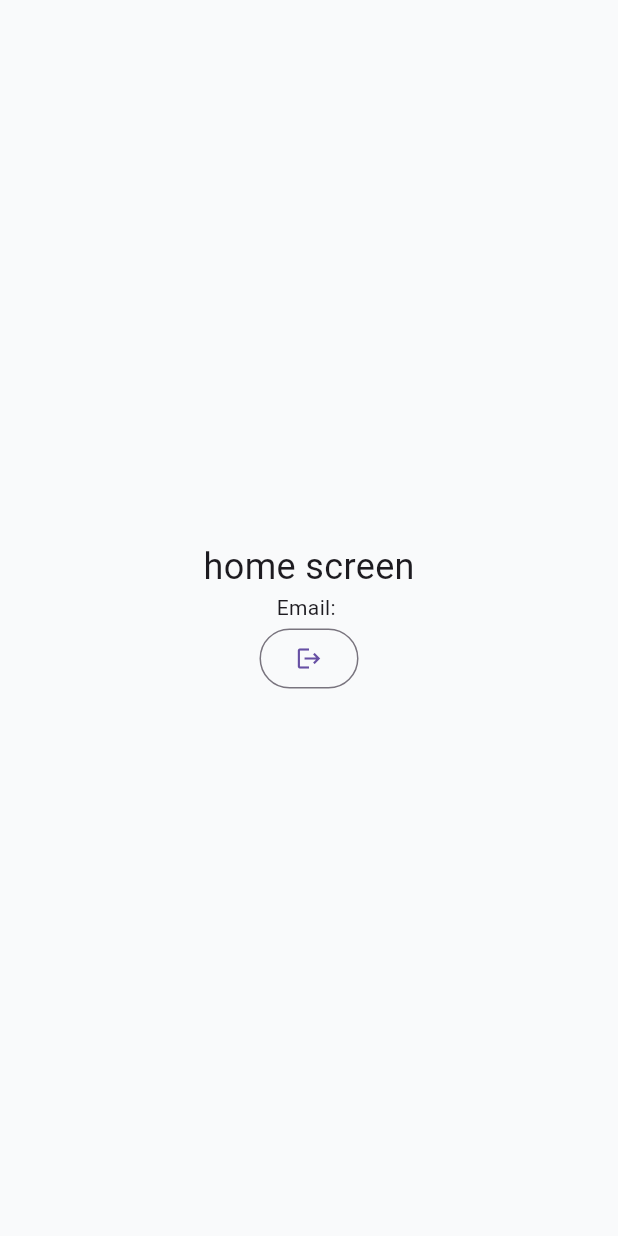
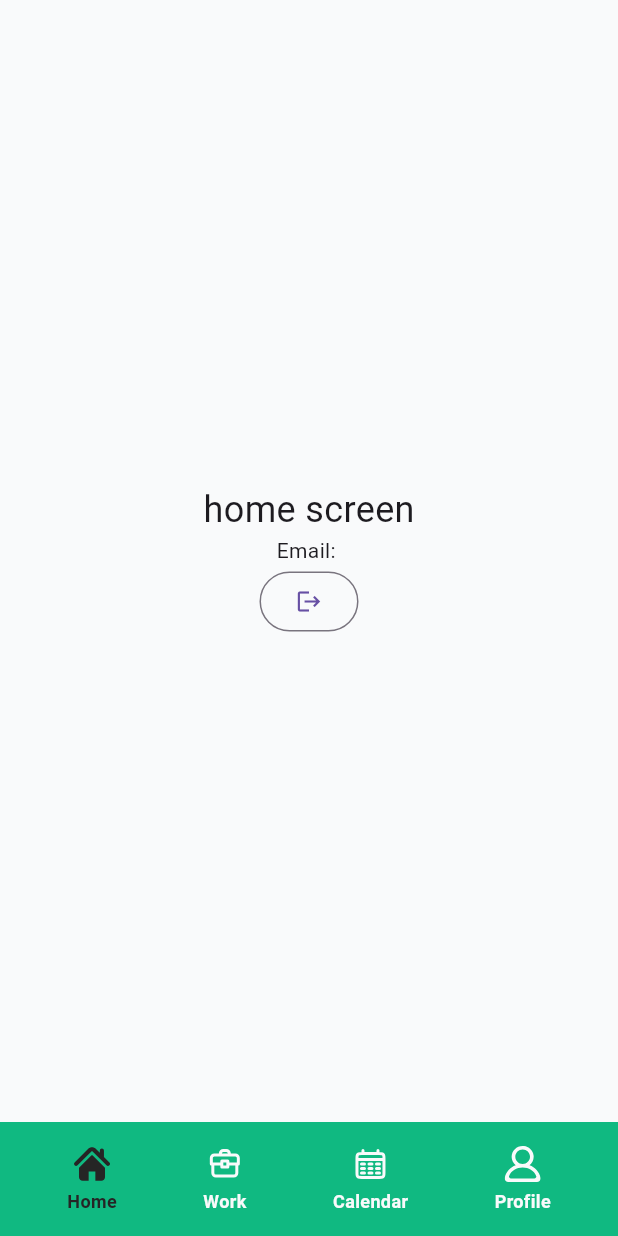
Before and after one commit to fridoustin/pantauApp, a Flutter app: the HomeScreen screen opened by its route, on a phone screen of 412 x 824 dp. Run offline on Flutter 3.47's test engine with Material 3 defaults, Android fonts, the phone set to English and light mode, and no system bars; our stand-ins replace flutter_dotenv, flutter_riverpod, flutter_svg, google_fonts, supabase_flutter; accounts and stored records are empty.

Commit message:
feat: add navigation bar to homeScreen

```diff
--- a/lib/features/home/presentation/screens/home_screen.dart
+++ b/lib/features/home/presentation/screens/home_screen.dart
@@ -1,5 +1,6 @@
 import 'package:flutter/material.dart';
 import 'package:flutter_riverpod/flutter_riverpod.dart';
+import 'package:pantau_app/common/widgets/navBar/navigation_bar.dart';
 import 'package:pantau_app/core/constant/colors.dart';
 import 'package:pantau_app/features/auth/presentation/providers/auth_providers.dart';
 import 'package:supabase_flutter/supabase_flutter.dart';
@@ -17,6 +18,7 @@ class HomeScreen extends ConsumerWidget {
 
     return Scaffold(
       backgroundColor: AppColors.backgroundColor,
+      bottomNavigationBar: const NavigationBarWidget(currentIndex: 0),
       body: Center(
         child: Column(
           mainAxisAlignment: MainAxisAlignment.center,
```
